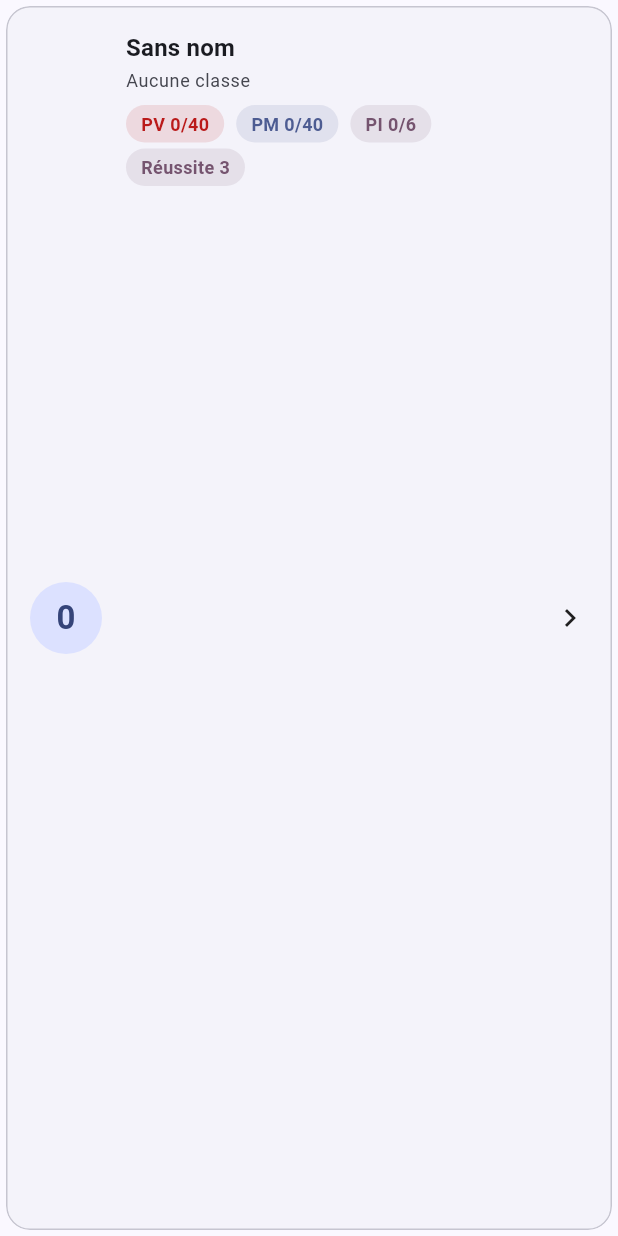
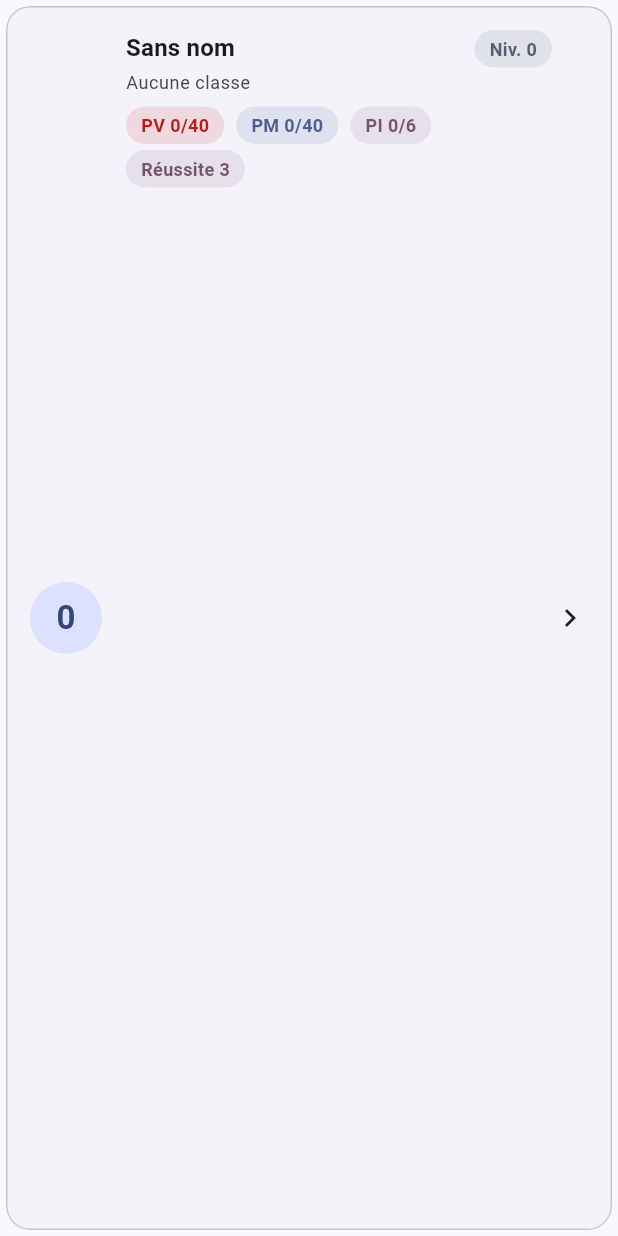
Before and after one commit to kolok/rpg, a Flutter app: the _CartePersonnage widget shown alone on an empty page, opened directly with empty values, on a phone screen of 412 x 824 dp. Run offline on Flutter 3.47's test engine with Material 3 defaults, Android fonts, the light colour scheme and no system bars; our stand-ins replace shared_preferences; accounts and stored records are empty.

Commit message:
je voudrais pouvoir ajouter et retirer des joueurs en pleine partie + je souhaiterai que le niveau des personages sois visible en dehors de la fiche de personage (à droite du nom )

```diff
--- a/lib/ecrans/liste_personnages.dart
+++ b/lib/ecrans/liste_personnages.dart
@@ -143,13 +143,29 @@ class _CartePersonnage extends StatelessWidget {
                 child: Column(
                   crossAxisAlignment: CrossAxisAlignment.start,
                   children: [
-                    Text(
+                    // Le niveau se lit à droite du nom, sans avoir à ouvrir
+                    // la fiche.
+                    Row(
+                      children: [
+                        Expanded(
+                          child: Text(
                             personnage.nom.trim().isEmpty
                                 ? 'Sans nom'
                                 : personnage.nom,
+                            maxLines: 1,
+                            overflow: TextOverflow.ellipsis,
                             style: theme.textTheme.titleMedium?.copyWith(
                               fontWeight: FontWeight.bold,
                             ),
+                          ),
+                        ),
+                        const SizedBox(width: 8),
+                        _Pastille(
+                          libelle: 'Niv.',
+                          valeur: '${personnage.niveau}',
+                          couleur: theme.colorScheme.secondary,
+                        ),
+                      ],
                     ),
                     const SizedBox(height: 2),
                     Text(
--- a/lib/modeles/personnage.dart
+++ b/lib/modeles/personnage.dart
@@ -50,7 +50,7 @@ class Personnage {
     this.zenits = 0,
     List<String>? equipement,
     List<String>? inventaire,
-    this.experience = 0,
+    this.niveau = 0,
     this.pvMax = 40,
     int? pvActuels,
     this.pmMax = 40,
@@ -77,7 +77,10 @@ class Personnage {
   int zenits;
   List<String> equipement;
   List<String> inventaire;
-  int experience;
+
+  /// Niveau du personnage, autrefois enregistré sous le nom « points
+  /// d'expérience ».
+  int niveau;
 
   /// Réserves : le maximum et ce qu'il en reste actuellement.
   int pvMax;
@@ -102,7 +105,7 @@ class Personnage {
         'zenits': zenits,
         'equipement': equipement,
         'inventaire': inventaire,
-        'experience': experience,
+        'niveau': niveau,
         'pvMax': pvMax,
         'pvActuels': pvActuels,
         'pmMax': pmMax,
@@ -142,7 +145,8 @@ class Personnage {
       zenits: json['zenits'] as int? ?? 0,
       equipement: liste('equipement'),
       inventaire: liste('inventaire'),
-      experience: json['experience'] as int? ?? 0,
+      // Les sauvegardes antérieures au renommage parlaient d'« experience ».
+      niveau: json['niveau'] as int? ?? json['experience'] as int? ?? 0,
       pvMax: pvMax,
       pvActuels: json['pvActuels'] as int? ?? pvMax,
       pmMax: pmMax,
```
Also changed, not shown: lib/ecrans/fiche_personnage.dart (+4 -4 lines), 3 other files. Lines whose indentation alone changed are shown as unchanged.
